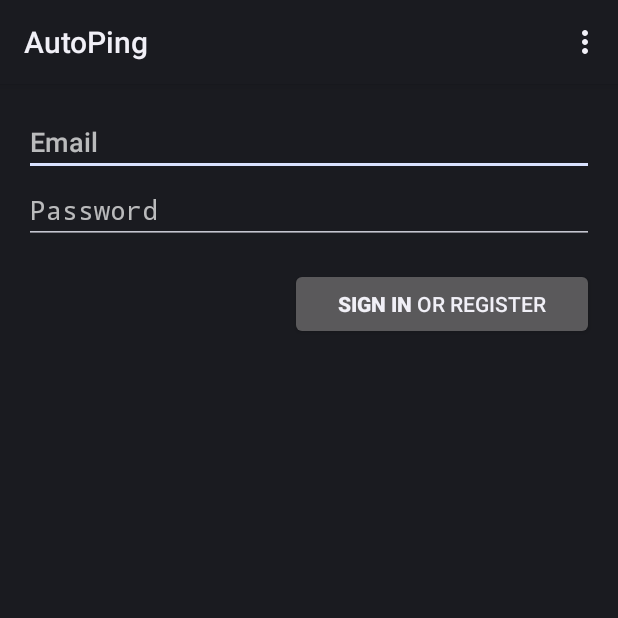
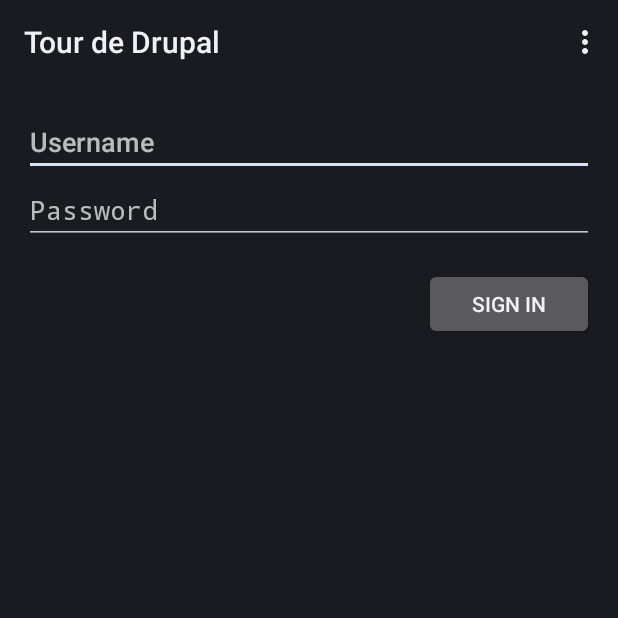
Before and after one commit to hooface/tourdedrupal_android, an Android app: the UserLoginActivity screen opened directly, with no data from a screen before it, on a phone screen of 412 x 824 dp, the top half of it. Run offline under Robolectric (Android 15) with nearby library versions, the phone set to English and light mode, and no system bars.

Commit message:
Tidied up spacing.

```diff
--- a/src/main/java/com/yanniboi/tourdedrupal/MainActivity.java
+++ b/src/main/java/com/yanniboi/tourdedrupal/MainActivity.java
@@ -173,7 +173,7 @@ public class MainActivity extends Activity {
 
         StringBuilder builder = new StringBuilder();
 
-        builder.append("\n Username: "
+        builder.append("\n Username:    "
                 + sharedPrefs.getString("prefUsername", "NULL"));
 
         builder.append("\n Run in background:"
--- a/src/main/java/com/yanniboi/tourdedrupal/UserSettingActivity.java
+++ b/src/main/java/com/yanniboi/tourdedrupal/UserSettingActivity.java
@@ -9,8 +9,8 @@ public class UserSettingActivity extends PreferenceActivity {
     public void onCreate(Bundle savedInstanceState) {
         super.onCreate(savedInstanceState);
 
-    	getFragmentManager().beginTransaction().replace(android.R.id.content,
-        	new PrefsFragment()).commit();
+        getFragmentManager().beginTransaction().replace(android.R.id.content,
+                new PrefsFragment()).commit();
     }
 
 }
--- a/src/main/res/values/strings.xml
+++ b/src/main/res/values/strings.xml
@@ -1,7 +1,7 @@
 <?xml version="1.0" encoding="utf-8"?>
 <resources>
 
-    <string name="app_name">AutoPing</string>
+    <string name="app_name">Tour de Drupal</string>
     <string name="menu_settings">Settings</string>
     <string name="retrieveLocationButton">Retrieve Location</string>
     <string name="sendLocationButton">Send Location</string>
@@ -24,10 +24,9 @@
 
     <!-- Strings related to login -->
     <string name="title_activity_login">Sign in</string>
-
-    <string name="prompt_email">Email</string>
+    <string name="prompt_email">Username</string>
     <string name="prompt_password">Password</string>
-    <string name="action_sign_in_register"><b>Sign in</b> or register</string>
+    <string name="action_sign_in_register">Sign in</string>
     <string name="action_sign_in_short">Sign in</string>
     <string name="action_forgot_password">Recover lost password</string>
     <string name="login_progress_signing_in">Signing in&#8230;</string>
--- a/src/main/res/xml/settings.xml
+++ b/src/main/res/xml/settings.xml
@@ -3,9 +3,9 @@
 
     <PreferenceCategory android:title="@string/pref_user_profile" >
         <EditTextPreference
-                android:title="@string/pref_user_name"
-                android:summary="@string/pref_user_name_summary"
-                android:key="prefUsername"/>
+            android:title="@string/pref_user_name"
+            android:summary="@string/pref_user_name_summary"
+            android:key="prefUsername"/>
     </PreferenceCategory>
 
     <PreferenceCategory android:title="@string/pref_update_setting" >
```
Also changed, not shown: src/main/java/com/yanniboi/tourdedrupal/PrefsFragment.java (indentation only), src/main/java/com/yanniboi/tourdedrupal/UserLoginActivity.java (indentation only). Lines whose indentation alone changed are shown as unchanged.
